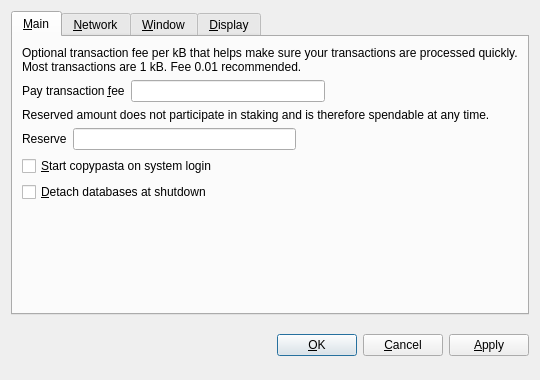
Old version of the form src/qt/forms/optionsdialog.ui in the repository scriptr4777/FPSBetCoin.
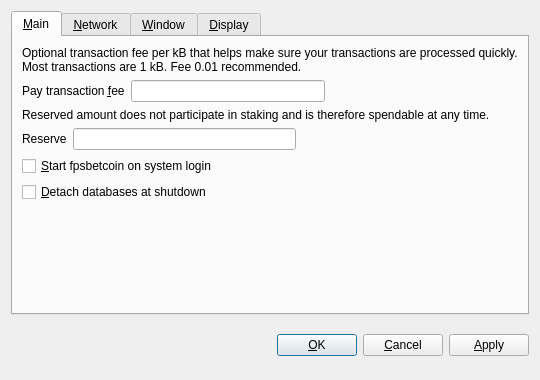
New version of the form. The open tabs and pages were chosen to show the change. Custom widgets are drawn as their Qt base class.

```diff
--- a/src/qt/forms/optionsdialog.ui
+++ b/src/qt/forms/optionsdialog.ui
@@ -131,7 +131,7 @@
           <string>Automatically start copypasta after logging in to the system.</string>
          </property>
          <property name="text">
-          <string>&amp;Start copypasta on system login</string>
+          <string>&amp;Start fpsbetcoin on system login</string>
          </property>
         </widget>
        </item>
```
Left out of the diff: 10 changed lines with no effect on the pictures.
